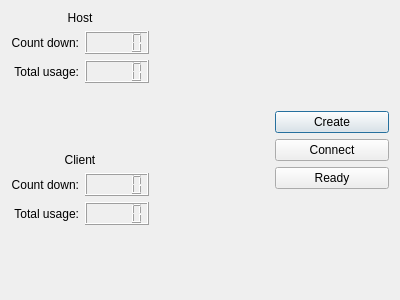
Above: dialog.ui from lazycal/QtGomoku before the change. Below: the same form after it.
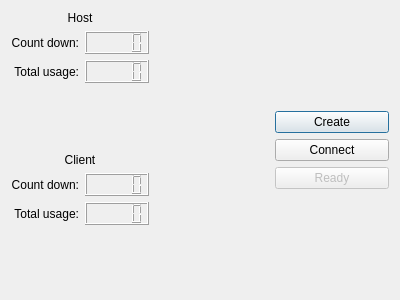
That is the form after the change. Custom widgets are drawn as their Qt base class.

Commit message: ready button finished

```diff
--- a/dialog.ui
+++ b/dialog.ui
@@ -150,6 +150,9 @@
      </item>
      <item>
       <widget class="QPushButton" name="pushButton_3">
+       <property name="enabled">
+        <bool>false</bool>
+       </property>
        <property name="text">
         <string>Ready</string>
        </property>
```
The commit also changes 4 other files.
